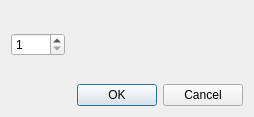
Above: sconcho/gui/ui/num_row_column_dialog.ui from haskelladdict/sconcho before the change. Below: the same form after it.
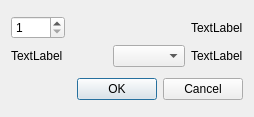
That is the form after the change.

```diff
--- a/sconcho/gui/ui/num_row_column_dialog.ui
+++ b/sconcho/gui/ui/num_row_column_dialog.ui
@@ -15,8 +15,8 @@
   </property>
   <layout class="QVBoxLayout" name="verticalLayout">
    <item>
-    <layout class="QHBoxLayout" name="horizontalLayout">
-     <item>
+    <layout class="QGridLayout" name="gridLayout">
+     <item row="0" column="0">
       <widget class="QSpinBox" name="numSpinner">
        <property name="minimum">
         <number>1</number>
@@ -26,7 +26,14 @@
        </property>
       </widget>
      </item>
-     <item>
+     <item row="0" column="3">
+      <widget class="QLabel" name="requestLabel">
+       <property name="text">
+        <string>TextLabel</string>
+       </property>
+      </widget>
+     </item>
+     <item row="0" column="1" colspan="2">
       <spacer name="horizontalSpacer">
        <property name="orientation">
         <enum>Qt::Horizontal</enum>
@@ -39,10 +46,20 @@
        </property>
       </spacer>
      </item>
-     <item>
-      <widget class="QLabel" name="requestLabel">
+     <item row="2" column="3">
+      <widget class="QLabel" name="postLocationLabel">
        <property name="text">
-        <string/>
+        <string>TextLabel</string>
+       </property>
+      </widget>
+     </item>
+     <item row="2" column="2">
+      <widget class="QComboBox" name="locationChooser"/>
+     </item>
+     <item row="2" column="0">
+      <widget class="QLabel" name="preLocationLabel">
+       <property name="text">
+        <string>TextLabel</string>
        </property>
       </widget>
      </item>
```
